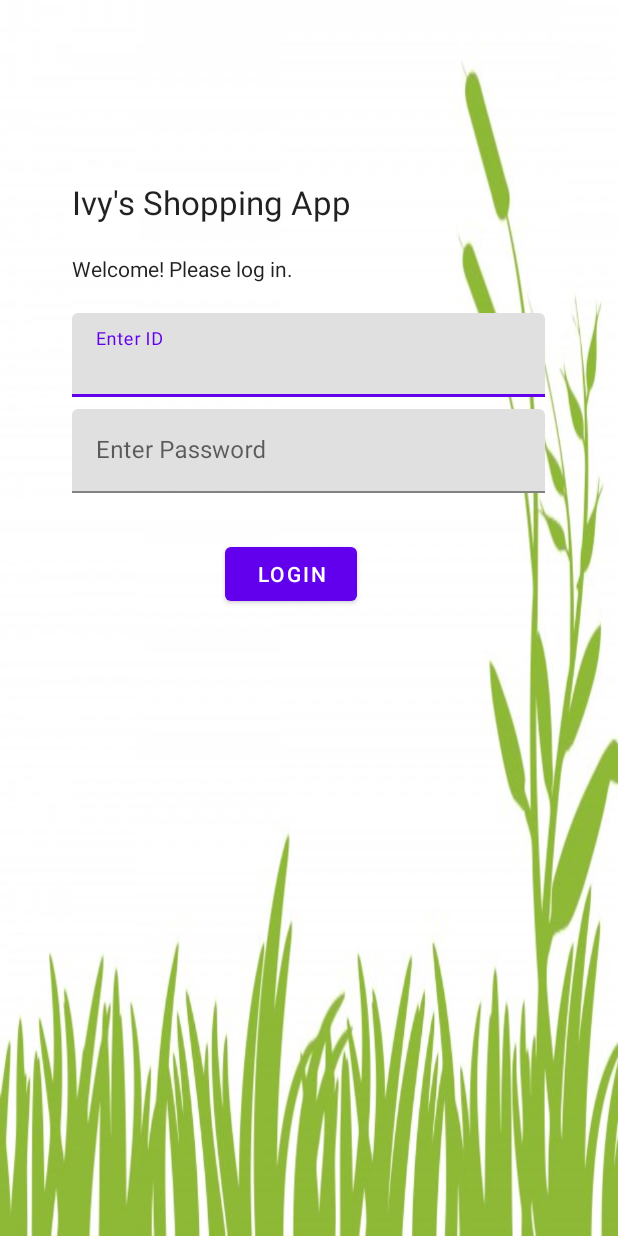
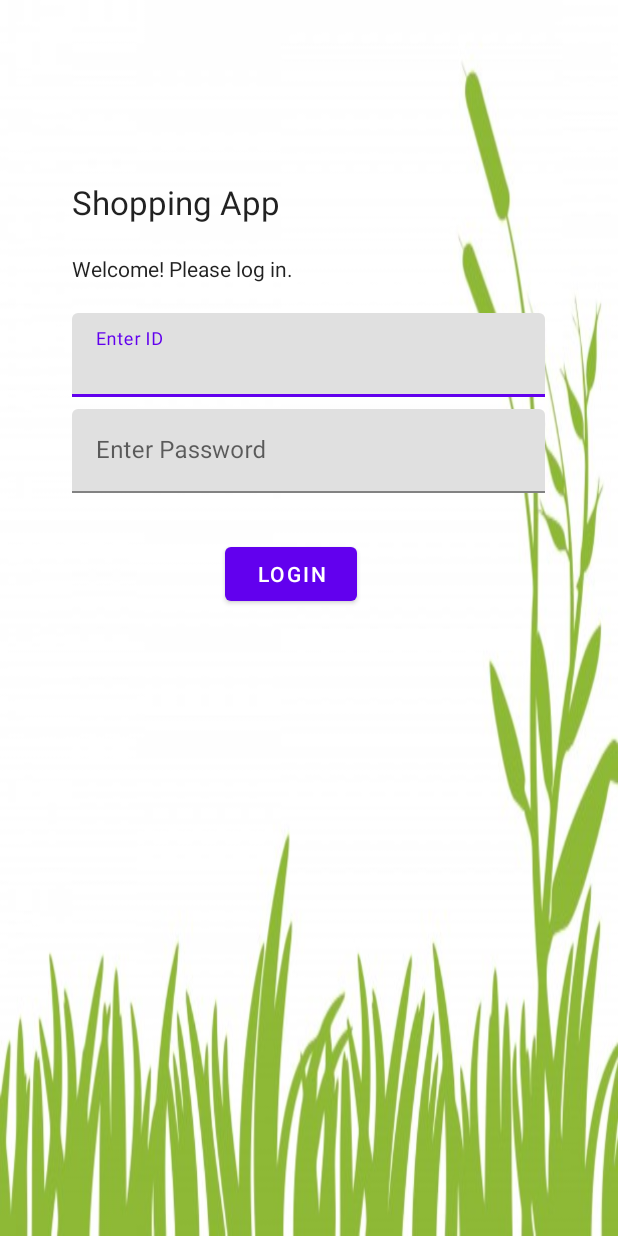
Before and after one commit to areeja132000/Android_App_Repo, an Android app: the LoginPage screen opened directly, with no data from a screen before it, on a phone screen of 412 x 824 dp. Run offline under Robolectric (Android 15) with nearby library versions, the phone set to English and light mode, and no system bars; Roboto replaces fonts that are not available here.

Commit message:
Changed Text
Changed text to be more user friendly

```diff
--- a/Android app/app/src/main/java/com/example/SalesApp/CustomerMenu.java
+++ b/Android app/app/src/main/java/com/example/SalesApp/CustomerMenu.java
@@ -130,6 +130,6 @@ public class CustomerMenu extends AppCompatActivity implements Serializable{
         accountId = intent.getIntExtra("accountId", 0);
 
         TextView title = (TextView) findViewById(R.id.customerMain);
-        title.setText("Welcome to Ivy's Exotic Pet Store, "+ superCart.getCustomer().getName());
+        title.setText("Welcome to the store, "+ superCart.getCustomer().getName());
     }
 }
--- a/Android app/app/src/main/res/values/strings.xml
+++ b/Android app/app/src/main/res/values/strings.xml
@@ -1,5 +1,5 @@
 <resources>
-    <string name="app_name">Ivy\'s Shopping App</string>
+    <string name="app_name">Shopping App</string>
 
     <!-- Strings related to the login page -->
     <string name="login_title">Welcome! Please log in.</string>
```
